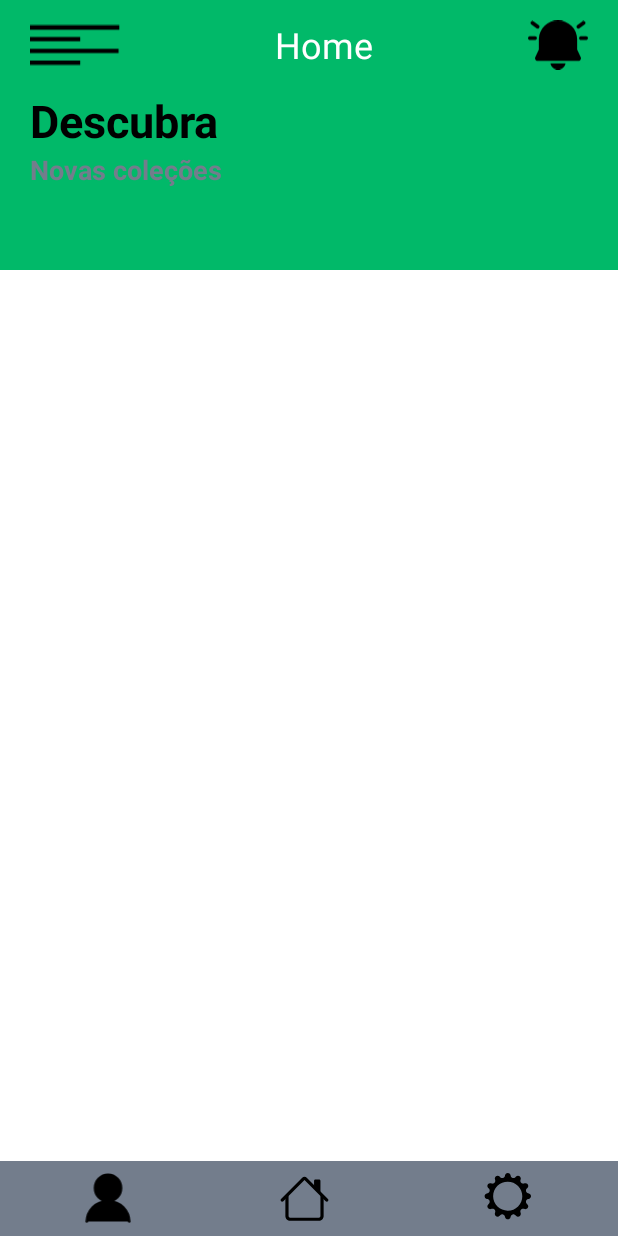
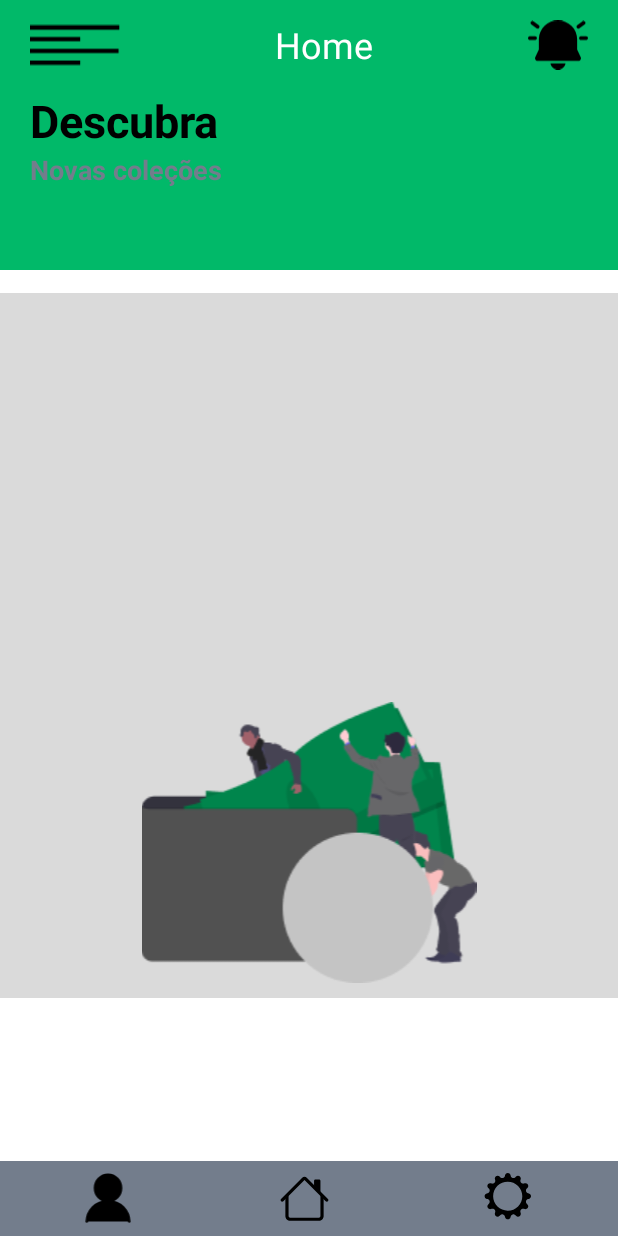
Before and after one commit to Vinicius-Mance/ESG, an Android app: the Home screen opened directly, with no data from a screen before it, on a phone screen of 412 x 824 dp. Run offline under Robolectric (Android 15) with nearby library versions, the phone set to English and light mode, and no system bars.

Commit message:
main section adicionada

```diff
--- a/app/src/main/res/layout/activity_home.xml
+++ b/app/src/main/res/layout/activity_home.xml
@@ -43,6 +43,7 @@
     <!-- fim header -->
 
     <LinearLayout
+        android:id="@+id/homeInfo"
         android:layout_below="@+id/homeHeader"
         android:layout_width="match_parent"
         android:layout_height="120dp"
@@ -70,7 +71,26 @@
             />
 
     </LinearLayout>
+<!-- inicio home main-->
+    <RelativeLayout
+        android:layout_below="@+id/homeInfo"
+        android:layout_width="match_parent"
+        android:layout_height="470dp"
+        android:background="#dadada"
+        android:layout_marginTop="15dp"
+        >
 
+        <ImageView
+            android:layout_width="match_parent"
+            android:layout_height="wrap_content"
+            android:src="@drawable/group3"
+            android:layout_alignParentBottom="true"
+            android:paddingBottom="10dp"
+            />
+    </RelativeLayout>
+<!--  fim home main  -->
+
+<!--  inicio toolbar inferior  -->
     <LinearLayout
         android:layout_width="match_parent"
         android:layout_height="50dp"
@@ -103,6 +123,7 @@
             android:layout_weight="1"
             />
 
+    </LinearLayout>
+<!--   fim toolbar inferior -->
 
-    </LinearLayout>
 </RelativeLayout>
```
Also changed, not shown: app/src/main/res/drawable-v24/group3.png (added).
